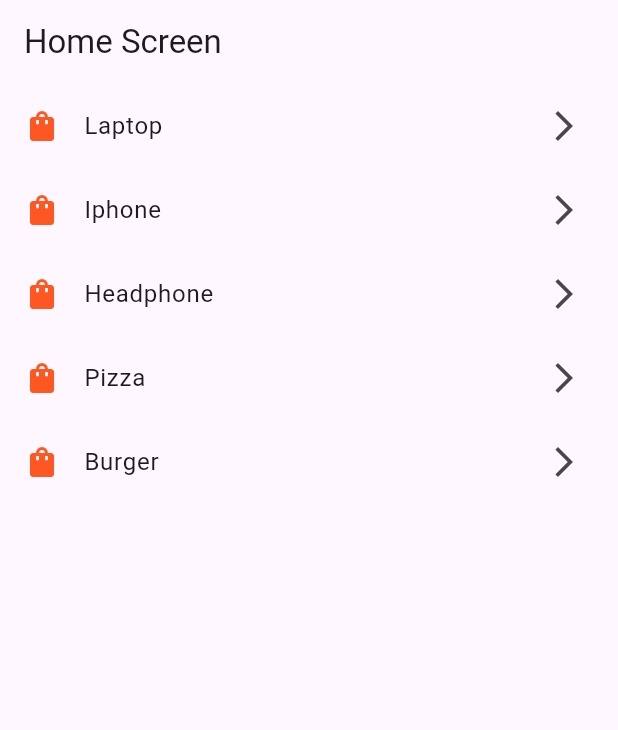
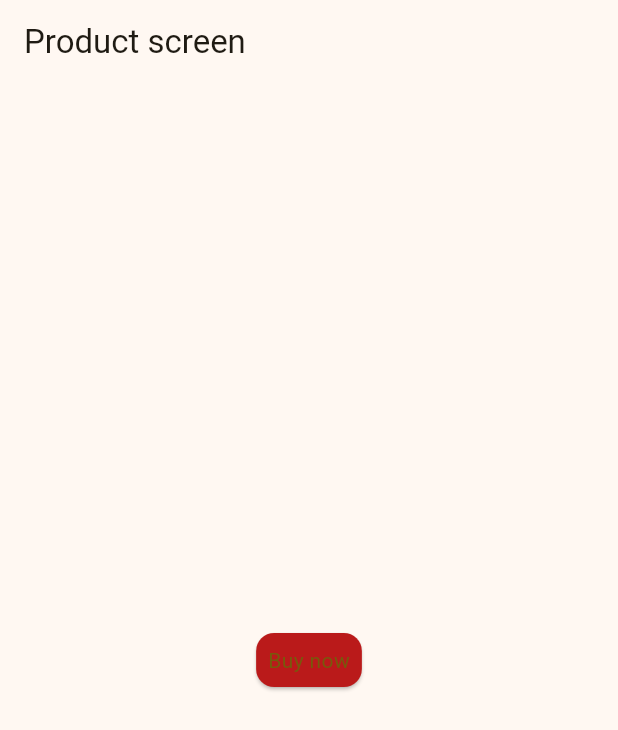
Before and after one commit to yusufabdo20/e_youth_flutter, a Flutter app: the screen it shows after launch, on a phone screen of 412 x 824 dp. Shown: the top 730 px of the screen. Run offline on Flutter 3.47's test engine with Material 3 defaults, Android fonts, the phone set to English and light mode, and no system bars.

Commit message:
Add new theme screens and update main app structure
Co-authored-by: Copilot <copilot@github.com>

```diff
--- a/lib/main.dart
+++ b/lib/main.dart
@@ -1,6 +1,9 @@
 import 'package:e_youth_flutter1/screens/bmi/first_screen.dart';
 import 'package:e_youth_flutter1/screens/products_idea/home_screen.dart';
 import 'package:e_youth_flutter1/screens/products_idea/product_details_screen.dart';
+import 'package:e_youth_flutter1/screens/theme_screen_test/insta_pay_screen.dart';
+import 'package:e_youth_flutter1/screens/theme_screen_test/noon_screen.dart';
+import 'package:e_youth_flutter1/screens/theme_screen_test/theme_screen1.dart';
 import 'package:e_youth_flutter1/screens/transfer/transfer_screen.dart';
 import 'package:flutter/material.dart';
 
@@ -20,20 +23,55 @@ class _EyouthApp extends State<EyouthApp> {
   Widget build(BuildContext context) {
     return MaterialApp(
       debugShowCheckedModeBanner: false,
-      // home: TransferScreen(),
-      // home: ProductHomeScreen(),
-      // home: FirstScreen(),
-      initialRoute: '/',
-      routes: {
-        '/': (_){return HomeScreen() ; },
-        '/product' : (_)=>ProductDetailsScreen(),
-        '/trasfer' :(_)=> TransferScreen(),
-        // '/settings' : (_)=>SettingsScreen() ,
-      } ,
-      // onGenerateRoute: (RouteSettings settings) {
-
-      // },
+      theme: ThemeData(
+        colorScheme: ColorScheme.fromSeed(
+          seedColor: Colors.amber ,
+          brightness: Brightness.light
+        )
+      ),
+      darkTheme: ThemeData(
+        colorScheme: ColorScheme.fromSeed(
+          seedColor: Colors.black ,
+          brightness: Brightness.dark
+        )
+      ),
+      themeMode: ThemeMode.system,
+      // home: InstaPayScreen(),
+      home: NoonProductsScreen(),
     ) ;
   }
 
 }
+
+
+// ThemeData(
+//         colorScheme: ColorScheme.fromSeed(seedColor: Color(0xFF6A1B9A)) ,
+
+
+
+//         textTheme: TextTheme(
+//           titleLarge: TextStyle(
+//                         fontSize: 24 ,
+//                         fontWeight: FontWeight.bold ,
+//           ),
+//           bodyMedium: TextStyle(fontSize: 16),
+//         ),
+
+
+//         appBarTheme: AppBarTheme(
+//           centerTitle: true,
+//         ),
+
+
+//         elevatedButtonTheme: ElevatedButtonThemeData(
+//           style: ElevatedButton.styleFrom(
+//             backgroundColor: Color(0xFF6A1B9A) ,
+//             foregroundColor: Colors.white ,
+//             shape: RoundedRectangleBorder(
+//               borderRadius: BorderRadius.circular(12) ,
+//             )
+//           )
+//         ),
+
+//         useMaterial3: true
+//       ),
--- /dev/null
+++ b/lib/screens/theme_screen_test/noon_screen.dart
@@ -0,0 +1,28 @@
+import 'package:flutter/material.dart';
+
+class NoonProductsScreen extends StatelessWidget {
+  const NoonProductsScreen({super.key});
+
+  @override
+  Widget build(BuildContext context) {
+    final colorScheme = Theme.of(context).colorScheme ;
+    return Scaffold(
+      appBar: AppBar(title: Text("Product screen"),),
+      body: Center(
+        child: Card(
+          color: colorScheme.error,
+
+          child: Padding(
+            padding: const EdgeInsets.all(8.0),
+            child: Text("Buy now"  ,
+            style: TextStyle(
+              color: colorScheme.primary,
+            ),),
+          ),
+        ),
+      ),
+
+
+         );
+  }
+}
```
Also changed, not shown: lib/screens/theme_screen_test/insta_pay_screen.dart (added, +25 -0 lines), lib/screens/theme_screen_test/theme_screen1.dart (added, +35 -0 lines), lib/theme/insta_pay_theme.dart (added), pubspec.lock.
